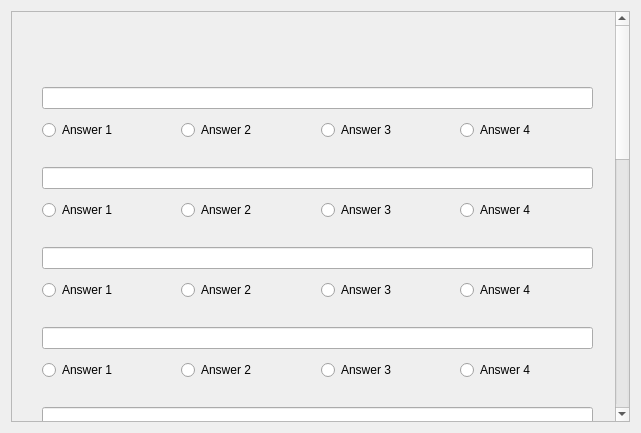
fenrirm/study_project, file studyProject/createtaskwindow.ui: the form before one commit.
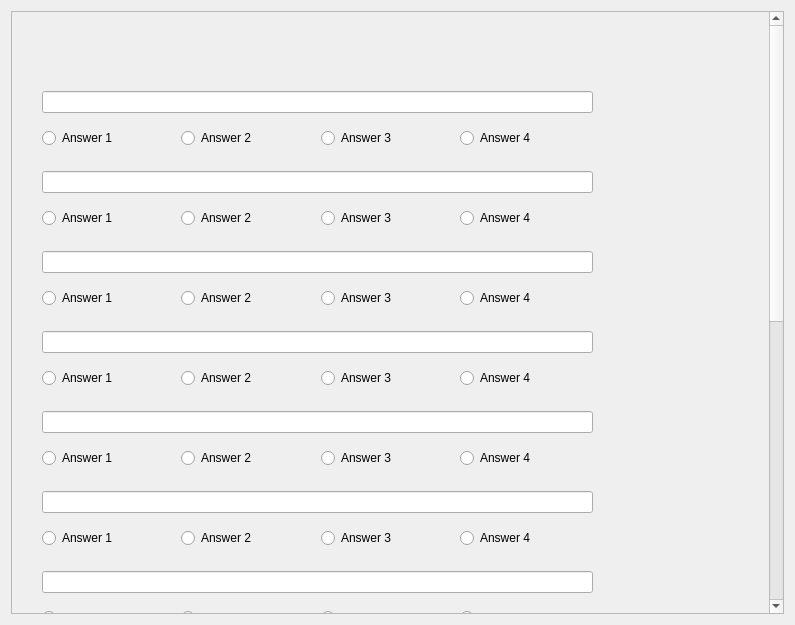
The form after the commit. Icons and pictures are not drawn.

```diff
--- a/studyProject/createtaskwindow.ui
+++ b/studyProject/createtaskwindow.ui
@@ -6,8 +6,8 @@
    <rect>
     <x>0</x>
     <y>0</y>
-    <width>641</width>
-    <height>433</height>
+    <width>795</width>
+    <height>625</height>
    </rect>
   </property>
   <property name="maximumSize">
@@ -44,7 +44,7 @@
       <property name="geometry">
        <rect>
         <x>0</x>
-        <y>-758</y>
+        <y>0</y>
         <width>600</width>
         <height>1167</height>
        </rect>
@@ -55,7 +55,7 @@
          <x>30</x>
          <y>150</y>
          <width>551</width>
-         <height>65</height>
+         <height>75</height>
         </rect>
        </property>
        <layout class="QVBoxLayout" name="verticalLayout_2">
@@ -102,7 +102,7 @@
          <x>30</x>
          <y>230</y>
          <width>551</width>
-         <height>65</height>
+         <height>75</height>
         </rect>
        </property>
        <layout class="QVBoxLayout" name="verticalLayout_3">
@@ -149,7 +149,7 @@
          <x>30</x>
          <y>310</y>
          <width>551</width>
-         <height>65</height>
+         <height>75</height>
         </rect>
        </property>
        <layout class="QVBoxLayout" name="verticalLayout_4">
@@ -196,7 +196,7 @@
          <x>30</x>
          <y>390</y>
          <width>551</width>
-         <height>65</height>
+         <height>75</height>
         </rect>
        </property>
        <layout class="QVBoxLayout" name="verticalLayout_5">
@@ -243,7 +243,7 @@
          <x>30</x>
          <y>470</y>
          <width>551</width>
-         <height>65</height>
+         <height>75</height>
         </rect>
        </property>
        <layout class="QVBoxLayout" name="verticalLayout_6">
@@ -290,7 +290,7 @@
          <x>30</x>
          <y>550</y>
          <width>551</width>
-         <height>65</height>
+         <height>75</height>
         </rect>
        </property>
        <layout class="QVBoxLayout" name="verticalLayout_7">
@@ -585,7 +585,7 @@
          <x>30</x>
          <y>70</y>
          <width>551</width>
-         <height>65</height>
+         <height>75</height>
         </rect>
        </property>
        <layout class="QVBoxLayout" name="verticalLayout">
```
Left out of the diff: 10 changed lines with no effect on the pictures.
